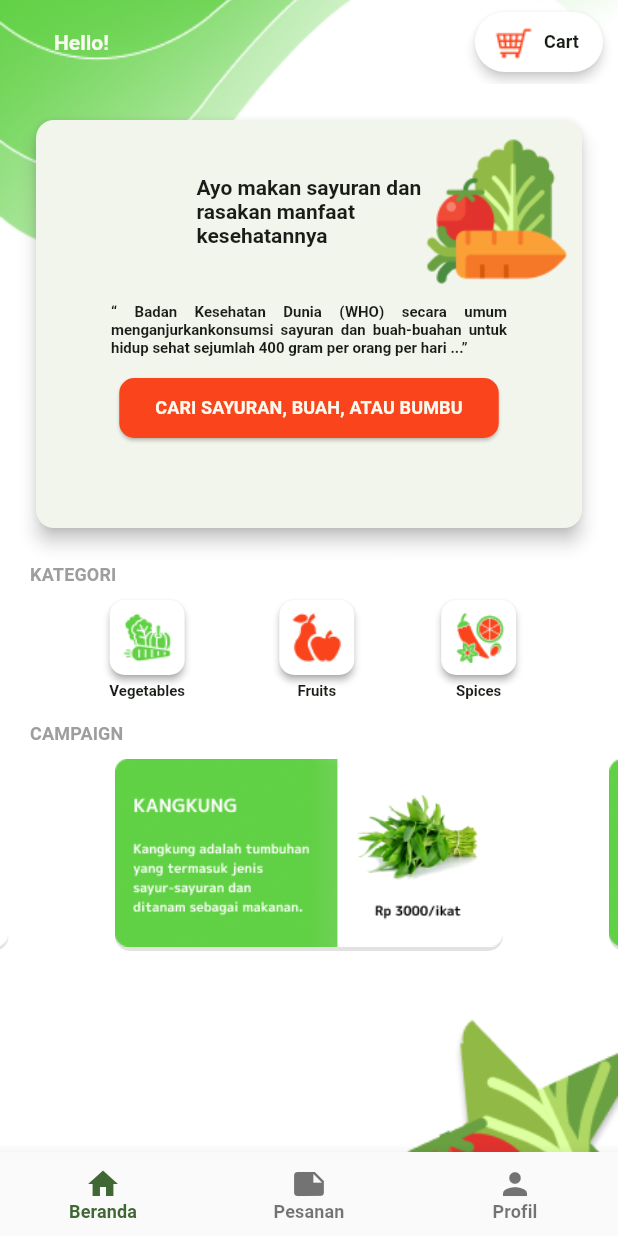
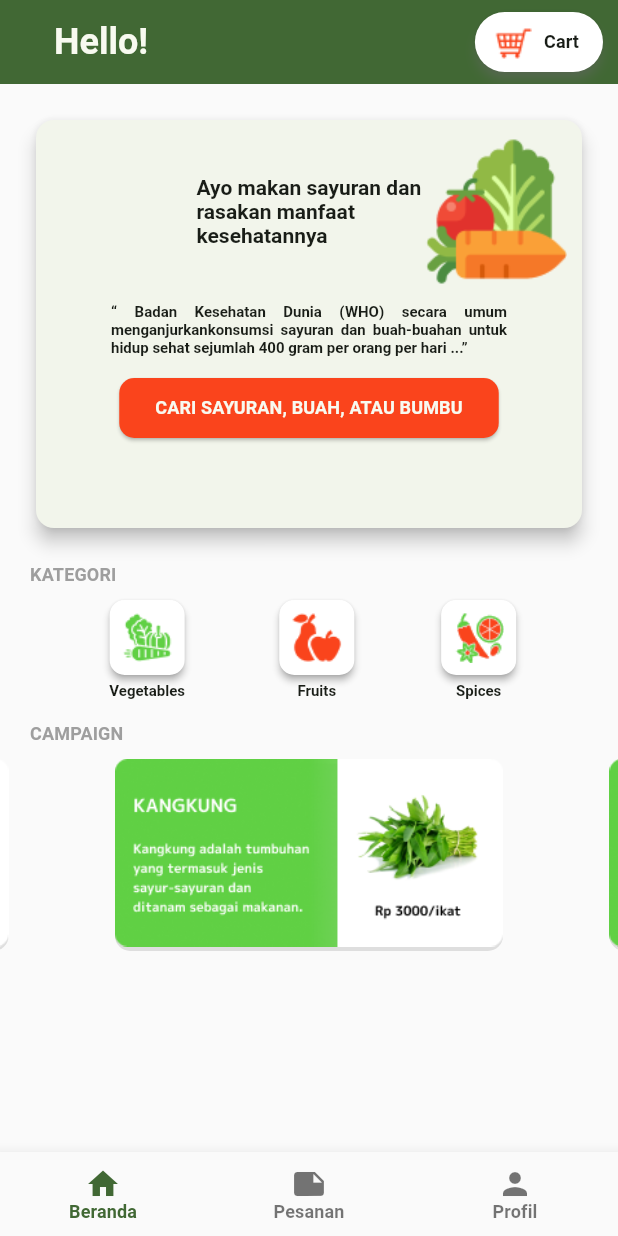
Before and after one commit to pnd-kw/janganan, a Flutter app: the screen it shows after launch, on a phone screen of 412 x 824 dp. Run offline on Flutter 3.47's test engine with Material 2 defaults, Android fonts, the phone set to English and light mode, and no system bars; drawn by our look-alikes of carousel_slider; our stand-ins replace google_fonts.

Commit message:
refactor with add vegetable screen

```diff
--- a/lib/main.dart
+++ b/lib/main.dart
@@ -1,7 +1,8 @@
 import 'package:flutter/material.dart';
 import 'package:flutter/rendering.dart';
+import 'package:janganan/config/theme.dart';
+import 'package:janganan/presentation/screens/add_vegetable_screen.dart';
 import 'package:janganan/presentation/screens/home_screen.dart';
-import 'package:janganan/config/theme.dart';
 import 'package:janganan/presentation/screens/vegetables_screen.dart';
 
 void main() {
@@ -20,8 +21,9 @@ class Janganan extends StatelessWidget {
       // home: const HomeScreen(),
       initialRoute: '/',
       routes: {
-        '/': (_) => const HomeScreen(),
-        '/vegetables-screen': (_) => const VegetablesScreen(),
+        '/': (ctx) => const HomeScreen(),
+        '/vegetables-screen': (ctx) => const VegetablesScreen(),
+        '/add-vegetable-screen': (ctx) => const AddVegetableScreen(),
       },
     );
   }
--- a/lib/presentation/screens/home_screen.dart
+++ b/lib/presentation/screens/home_screen.dart
@@ -1,5 +1,5 @@
 import 'package:flutter/material.dart';
-import 'package:janganan/presentation/widgets/background_body.dart';
+// import 'package:janganan/presentation/widgets/background_body.dart';
 import 'package:janganan/presentation/widgets/bottom_navigation.dart';
 import 'package:janganan/presentation/widgets/home_screen_widgets/home_appbar_body.dart';
 
@@ -9,11 +9,8 @@ class HomeScreen extends StatelessWidget {
   @override
   Widget build(BuildContext context) {
     return const Scaffold(
-      // BackgroundBody in widgets directory
-      body: BackgroundBody(
-        // HomeAppBarBody in home screen widgets directory
-        widget: HomeAppBarBody(),
-      ),
+      // HomeAppBarBody in home screen widgets directory
+      body: HomeAppBarBody(),
       // BottomNavigation in widgets directory
       bottomNavigationBar: BottomNavigation(),
     );
--- a/lib/presentation/widgets/appbar_scroll.dart
+++ /dev/null
@@ -1,54 +0,0 @@
-import 'package:flutter/material.dart';
-import 'package:janganan/utils/constants/colors.dart';
-
-class AppBarScroll extends StatelessWidget {
-  const AppBarScroll({
-    super.key,
-    required this.title,
-    this.actions,
-    required this.sliverChildListDelegate,
-  });
-
-  final String title;
-  final Widget? actions;
-  final SliverChildListDelegate sliverChildListDelegate;
-
-  @override
-  Widget build(BuildContext context) {
-    return CustomScrollView(
-      slivers: [
-        SliverAppBar(
-          backgroundColor: AppColor.primaryColor,
-          pinned: true,
-          title: Container(
-            padding: const EdgeInsets.symmetric(horizontal: 20),
-            child: Text(
-              // Reusable AppBar title
-              title,
-              style: Theme.of(context)
-                  .textTheme
-                  .titleMedium!
-                  .copyWith(color: Theme.of(context).colorScheme.background),
-            ),
-          ),
-          actions: [
-            Padding(
-              padding: const EdgeInsets.symmetric(horizontal: 10),
-              // Reusable actions Widget
-              child: actions,
-            ),
-          ],
-          flexibleSpace: FlexibleSpaceBar(
-            background: Image.asset(
-              'assets/images/appbar-bg-img.png',
-              fit: BoxFit.cover,
-            ),
-          ),
-        ),
-        SliverList(
-          delegate: sliverChildListDelegate,
-        ),
-      ],
-    );
-  }
-}
--- a/lib/presentation/widgets/background_body.dart
+++ /dev/null
@@ -1,20 +0,0 @@
-import 'package:flutter/material.dart';
-
-class BackgroundBody extends StatelessWidget {
-  const BackgroundBody({super.key, required this.widget});
-
-  final Widget? widget;
-
-  @override
-  Widget build(BuildContext context) {
-    return Container(
-      decoration: const BoxDecoration(
-        image: DecorationImage(
-          image: AssetImage('assets/images/bg-img.png'),
-          fit: BoxFit.cover,
-        ),
-      ),
-      child: widget,
-    );
-  }
-}
--- a/lib/presentation/widgets/home_screen_widgets/home_appbar_body.dart
+++ b/lib/presentation/widgets/home_screen_widgets/home_appbar_body.dart
@@ -1,5 +1,4 @@
 import 'package:flutter/material.dart';
-import 'package:janganan/presentation/widgets/appbar_scroll.dart';
 import 'package:janganan/presentation/widgets/home_screen_widgets/campaign_banner.dart';
 import 'package:janganan/presentation/widgets/home_screen_widgets/campaign_slider.dart';
 import 'package:janganan/presentation/widgets/home_screen_widgets/category_item.dart';
@@ -10,10 +9,27 @@ class HomeAppBarBody extends StatelessWidget {
 
   @override
   Widget build(BuildContext context) {
-    return AppBarScroll(
-      title: 'Hello!',
-      //Cart Button
-      actions: TextButton.icon(
+    return CustomScrollView(
+      slivers: [
+        SliverAppBar(
+          backgroundColor: Theme.of(context).colorScheme.primary,
+          pinned: true,
+          title: Container(
+            padding: const EdgeInsets.symmetric(horizontal: 20),
+            child: Text(
+              'Hello!',
+              style: Theme.of(context)
+                  .textTheme
+                  .titleLarge!
+                  .copyWith(color: Theme.of(context).colorScheme.background),
+            ),
+          ),
+          actions: [
+            Padding(
+              padding: const EdgeInsets.symmetric(
+                horizontal: 10,
+              ),
+              child: TextButton.icon(
                 onPressed: () {},
                 icon: Image.asset('assets/images/ic-cart.png'),
                 label: Text(
@@ -22,20 +38,23 @@ class HomeAppBarBody extends StatelessWidget {
                         color: Theme.of(context).colorScheme.onBackground,
                       ),
                 ),
-        style: ButtonStyle(
-          elevation: const MaterialStatePropertyAll(3),
-          backgroundColor: const MaterialStatePropertyAll(Colors.white),
-          shadowColor: MaterialStatePropertyAll(
-            Colors.black.withOpacity(0.8),
+                style: const ButtonStyle(
+                  elevation: MaterialStatePropertyAll(3),
+                  backgroundColor: MaterialStatePropertyAll(Colors.white),
+                  shadowColor: MaterialStatePropertyAll(Colors.grey),
                 ),
               ),
             ),
-      sliverChildListDelegate: SliverChildListDelegate(
+          ],
+        ),
+        SliverList(
+          delegate: SliverChildListDelegate(
             [
               // CampaignBanner in home screen widgets directory
               CampaignBanner(
                 title: 'Ayo makan sayuran dan rasakan manfaat kesehatannya',
-            subtitle: '“ Badan Kesehatan Dunia (WHO) secara umum menganjurkan'
+                subtitle:
+                    '“ Badan Kesehatan Dunia (WHO) secara umum menganjurkan'
                     'konsumsi sayuran dan buah-buahan untuk hidup sehat sejumlah'
                     ' 400 gram per orang per hari ...”',
                 image: Image.asset('assets/images/vegetables-img.png'),
@@ -53,8 +72,8 @@ class HomeAppBarBody extends StatelessWidget {
                           'assets/images/ic-vegetables.png',
                         ),
                         catTitle: 'Vegetables',
-                    onPressed: () =>
-                        Navigator.of(context).pushNamed('/vegetables-screen')),
+                        onPressed: () => Navigator.of(context)
+                            .pushNamed('/vegetables-screen')),
                     CategoryItem(
                       catImage: Image.asset(
                         'assets/images/ic-fruits.png',
@@ -77,6 +96,8 @@ class HomeAppBarBody extends StatelessWidget {
               const CampaignSlider(),
             ],
           ),
+        ),
+      ],
     );
   }
 }
--- a/pubspec.yaml
+++ b/pubspec.yaml
@@ -62,8 +62,6 @@ flutter:
 
   # To add assets to your application, add an assets section, like this:
   assets:
-    - assets/images/appbar-bg-img.png
-    - assets/images/bg-img.png
     - assets/images/ic-cart.png
     - assets/images/vegetables-img.png
     - assets/images/ic-vegetables.png
```
Also changed, not shown: lib/presentation/screens/add_vegetable_screen.dart (added, +14 -0 lines), lib/presentation/screens/vegetables_screen.dart (+47 -5 lines), lib/presentation/widgets/vegetables_screen_widgets/vegetables_appbar_body.dart (deleted, +0 -14 lines), assets/images/appbar-bg-img.png (deleted), assets/images/bg-img.png (deleted). Lines whose indentation alone changed are shown as unchanged.
